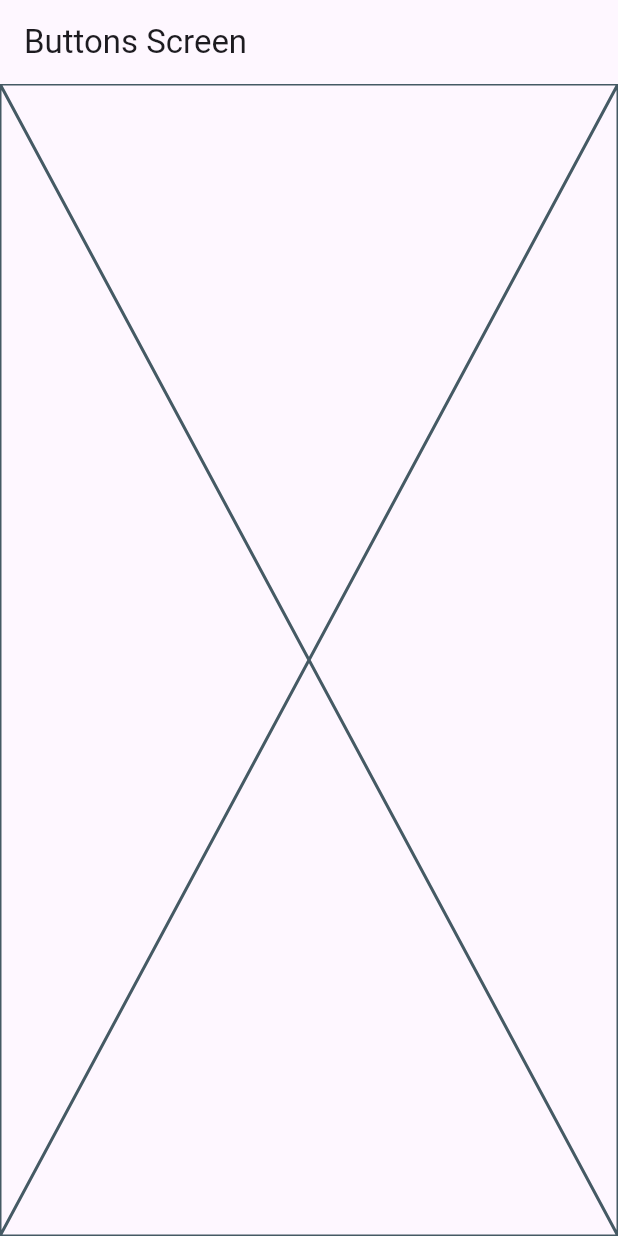
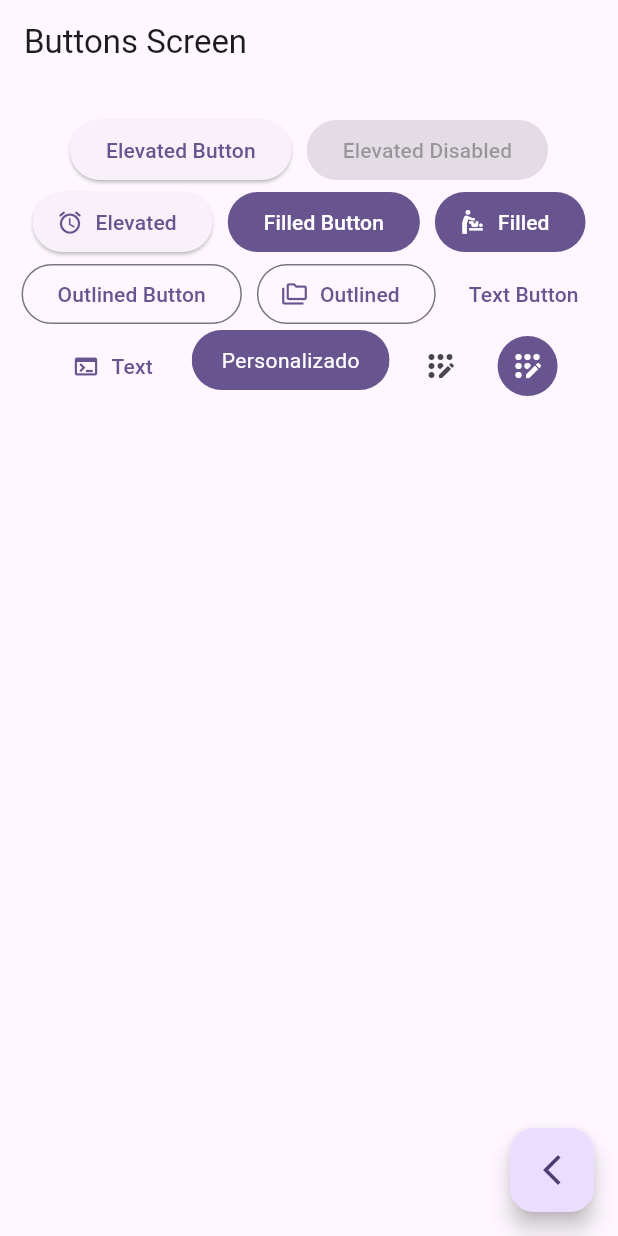
Before and after one commit to felipe9520/widget-app, a Flutter app: the ButtonsScreen screen opened by its route, on a phone screen of 412 x 824 dp. Run offline on Flutter 3.47's test engine with Material 3 defaults, Android fonts, the phone set to English and light mode, and no system bars; our stand-ins replace go_router.

Commit message:
button screen finished

```diff
--- a/lib/presentation/screens/buttons/buttons_screen.dart
+++ b/lib/presentation/screens/buttons/buttons_screen.dart
@@ -1,4 +1,5 @@
 import 'package:flutter/material.dart';
+import 'package:go_router/go_router.dart';
 
 
 class ButtonsScreen extends StatelessWidget {
@@ -13,7 +14,113 @@ class ButtonsScreen extends StatelessWidget {
       appBar: AppBar(
         title: const Text('Buttons Screen'),
       ),
-      body: const Placeholder(),
+      body: const _ButtonsView(),
+      floatingActionButton: FloatingActionButton(
+        child: const Icon(Icons.arrow_back_ios_new_outlined),
+        onPressed: () {
+          context.pop(); // con go_router
+          // Navigator.of(context).pop();  // sin go_router
+        },
+      ),
     );
   }
 }
+
+class _ButtonsView extends StatelessWidget {
+  const _ButtonsView();
+
+  @override
+  Widget build(BuildContext context) {
+
+    final colors = Theme.of(context).colorScheme;
+
+    return SizedBox(
+      width: double.infinity,
+      child: Padding(
+        padding: const EdgeInsets.symmetric(horizontal: 10, vertical: 20),
+        child: Wrap(
+          spacing: 10,
+          alignment: WrapAlignment.center,
+          children: [
+            // ElevatedButtons
+            ElevatedButton(onPressed: () {}, child: const Text('Elevated Button')),
+
+            const ElevatedButton(onPressed: null, child: Text('Elevated Disabled')),
+
+            ElevatedButton.icon(
+              onPressed: () {},
+              icon: const Icon(Icons.access_alarm_rounded),
+              label: const Text('Elevated')),
+
+            // FilledButtons
+            FilledButton(onPressed: () {}, child: const Text('Filled Button')),
+
+            FilledButton.icon(
+              onPressed: () {},
+              icon: const Icon(Icons.baby_changing_station_outlined),
+              label: const Text('Filled'),
+            ),
+
+            // OutlinedButton
+            OutlinedButton(onPressed: () {}, child: const Text('Outlined Button')),
+
+            OutlinedButton.icon(
+              onPressed: () {},
+              icon: const Icon(Icons.folder_copy_outlined),
+              label: const Text('Outlined')
+            ),
+
+            // TextButton
+            TextButton(onPressed: () {}, child: const Text('Text Button')),
+
+            TextButton.icon(
+              onPressed: () {},
+              icon: const Icon(Icons.terminal_outlined),
+              label: const Text('Text')
+            ),
+
+            const CustonButton(),
+
+            // IconButton
+            IconButton(onPressed: () {}, icon: const Icon(Icons.app_registration_rounded)),
+            // como aplicar mas style al IconButton (personalizarlo)
+            IconButton(
+              onPressed: () {},
+              icon: const Icon( Icons.app_registration_rounded),
+              style: ButtonStyle(
+                backgroundColor: MaterialStatePropertyAll( colors.primary ),
+                iconColor: const MaterialStatePropertyAll( Colors.white ),
+              ),
+            ),
+
+          ],
+        ),
+      ),
+    );
+  }
+}
+
+
+class CustonButton extends StatelessWidget {
+  const CustonButton({super.key});
+
+  @override
+  Widget build(BuildContext context) {
+
+    final colors = Theme.of(context).colorScheme;
+
+    return ClipRRect(
+      borderRadius: BorderRadius.circular(20),
+      child: Material(
+        color: colors.primary,
+        child: InkWell(
+          onTap: (){},
+          child: const Padding(
+            padding: EdgeInsets.symmetric( horizontal: 20, vertical: 10),
+            child: Text('Personalizado', style: TextStyle(color: Colors.white),),
+          ),
+        ),
+      ),
+    );
+  }
+}
```
